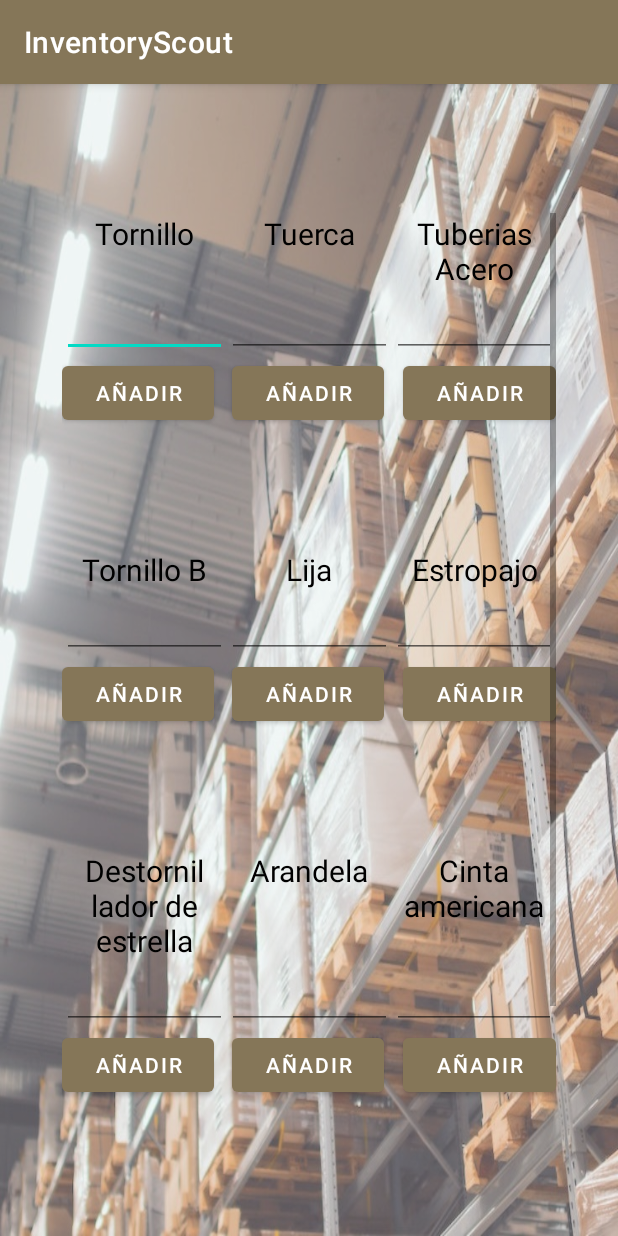
After one commit to FcoJAA/InventoryScout, an Android app: the insertItems screen opened directly, with no data from a screen before it, on a phone screen of 412 x 824 dp. The commit adds this screen. Run offline under Robolectric (Android 15) with nearby library versions, the phone set to English and light mode, and no system bars.

Commit message:
feat: add insert-items screen

```diff
--- a/app/src/main/AndroidManifest.xml
+++ b/app/src/main/AndroidManifest.xml
@@ -2,7 +2,7 @@
 <manifest xmlns:android="http://schemas.android.com/apk/res/android"
     package="com.example.inventoryscout">
 
-    <uses-permission android:name="android.permission.INTERNET"/>
+    <uses-permission android:name="android.permission.INTERNET" />
 
     <application
         android:allowBackup="true"
@@ -11,6 +11,9 @@
         android:roundIcon="@mipmap/ic_launcher_round"
         android:supportsRtl="true"
         android:theme="@style/Theme.InventoryScout">
+        <activity
+            android:name=".insertItems"
+            android:exported="false" />
         <activity
             android:name=".myprofile"
             android:exported="false" />
--- /dev/null
+++ b/app/src/main/java/com/example/inventoryscout/insertItems.java
@@ -0,0 +1,14 @@
+package com.example.inventoryscout;
+
+import androidx.appcompat.app.AppCompatActivity;
+
+import android.os.Bundle;
+
+public class insertItems extends AppCompatActivity {
+
+    @Override
+    protected void onCreate(Bundle savedInstanceState) {
+        super.onCreate(savedInstanceState);
+        setContentView(R.layout.activity_insert_items);
+    }
+}
--- a/app/src/main/java/com/example/inventoryscout/myprofile.java
+++ b/app/src/main/java/com/example/inventoryscout/myprofile.java
@@ -6,6 +6,7 @@ import android.content.Intent;
 import android.os.Bundle;
 import android.view.Menu;
 import android.view.MenuItem;
+import android.view.View;
 
 import com.google.firebase.auth.FirebaseAuth;
 
@@ -17,6 +18,11 @@ public class myprofile extends AppCompatActivity {
     protected void onCreate(Bundle savedInstanceState) {
         super.onCreate(savedInstanceState);
         setContentView(R.layout.activity_myprofile);
+    }
+
+    public void insertItem(View view){
+        Intent i = new Intent(this,insertItems.class);
+        startActivity(i);
     }
 
     //MenuBar
--- /dev/null
+++ b/app/src/main/res/layout/activity_insert_items.xml
@@ -0,0 +1,375 @@
+<?xml version="1.0" encoding="utf-8"?>
+<androidx.constraintlayout.widget.ConstraintLayout xmlns:android="http://schemas.android.com/apk/res/android"
+    xmlns:app="http://schemas.android.com/apk/res-auto"
+    xmlns:tools="http://schemas.android.com/tools"
+    android:layout_width="match_parent"
+    android:layout_height="match_parent"
+    android:background="@drawable/iventorywallpaper1"
+    tools:context=".insertItems">
+
+    <ScrollView
+        android:layout_width="329dp"
+        android:layout_height="596dp"
+        app:layout_constraintBottom_toBottomOf="parent"
+        app:layout_constraintEnd_toEndOf="parent"
+        app:layout_constraintStart_toStartOf="parent"
+        app:layout_constraintTop_toTopOf="parent">
+
+        <LinearLayout
+            android:layout_width="match_parent"
+            android:layout_height="wrap_content"
+            android:orientation="vertical">
+
+            <LinearLayout
+                android:layout_width="match_parent"
+                android:layout_height="match_parent"
+                android:orientation="vertical">
+
+                <LinearLayout
+                    android:layout_width="match_parent"
+                    android:layout_height="match_parent"
+                    android:orientation="horizontal">
+
+                    <TextView
+                        android:id="@+id/item1"
+                        android:layout_width="120sp"
+                        android:layout_height="wrap_content"
+                        android:layout_weight="1"
+                        android:gravity="center"
+                        android:text="Tornillo"
+                        android:textColor="#000000"
+                        android:textSize="20sp" />
+
+                    <TextView
+                        android:id="@+id/item2"
+                        android:layout_width="120sp"
+                        android:layout_height="wrap_content"
+                        android:layout_weight="1"
+                        android:gravity="center"
+                        android:text="Tuerca"
+                        android:textColor="#000000"
+                        android:textSize="20sp" />
+
+                    <TextView
+                        android:id="@+id/item3"
+                        android:layout_width="120sp"
+                        android:layout_height="wrap_content"
+                        android:layout_weight="1"
+                        android:gravity="center"
+                        android:text="Tuberias Acero"
+                        android:textColor="#000000"
+                        android:textSize="20sp" />
+                </LinearLayout>
+
+                <LinearLayout
+                    android:layout_width="match_parent"
+                    android:layout_height="match_parent"
+                    android:orientation="horizontal">
+
+                    <EditText
+                        android:id="@+id/editTextNumber"
+                        android:layout_width="wrap_content"
+                        android:layout_height="wrap_content"
+                        android:layout_weight="1"
+                        android:ems="10"
+                        android:inputType="number" />
+
+                    <EditText
+                        android:id="@+id/editTextNumber2"
+                        android:layout_width="wrap_content"
+                        android:layout_height="wrap_content"
+                        android:layout_weight="1"
+                        android:ems="10"
+                        android:inputType="number" />
+
+                    <EditText
+                        android:id="@+id/editTextNumber3"
+                        android:layout_width="wrap_content"
+                        android:layout_height="wrap_content"
+                        android:layout_weight="1"
+                        android:ems="10"
+                        android:inputType="number" />
+                </LinearLayout>
+
+                <LinearLayout
+                    android:layout_width="match_parent"
+                    android:layout_height="match_parent"
+                    android:orientation="horizontal">
+
+                    <Button
+                        android:id="@+id/button7"
+                        android:layout_width="wrap_content"
+                        android:layout_height="wrap_content"
+                        android:layout_weight="1"
+                        android:text="Añadir" />
+
+                    <Space
+                        android:layout_width="wrap_content"
+                        android:layout_height="wrap_content"
+                        android:layout_weight="1" />
+
+                    <Button
+                        android:id="@+id/button8"
+                        android:layout_width="wrap_content"
+                        android:layout_height="wrap_content"
+                        android:layout_weight="1"
+                        android:text="Añadir" />
+
+                    <Space
+                        android:layout_width="wrap_content"
+                        android:layout_height="wrap_content"
+                        android:layout_weight="1" />
+
+                    <Button
+                        android:id="@+id/button9"
+                        android:layout_width="wrap_content"
+                        android:layout_height="wrap_content"
+                        android:layout_weight="1"
+                        android:text="Añadir" />
+
+                </LinearLayout>
+
+            </LinearLayout>
+
+            <Space
+                android:layout_width="match_parent"
+                android:layout_height="80sp"
+                android:layout_weight="1" />
+
+            <LinearLayout
+                android:layout_width="match_parent"
+                android:layout_height="match_parent"
+                android:orientation="vertical">
+
+                <LinearLayout
+                    android:layout_width="match_parent"
+                    android:layout_height="match_parent"
+                    android:orientation="horizontal">
+
+                    <TextView
+                        android:id="@+id/textView10"
+                        android:layout_width="120sp"
+                        android:layout_height="wrap_content"
+                        android:layout_weight="1"
+                        android:gravity="center"
+                        android:text="Tornillo B"
+                        android:textColor="#000000"
+                        android:textSize="20sp" />
+
+                    <TextView
+                        android:id="@+id/textView11"
+                        android:layout_width="120sp"
+                        android:layout_height="wrap_content"
+                        android:layout_weight="1"
+                        android:gravity="center"
+                        android:text="Lija"
+                        android:textColor="#000000"
+                        android:textSize="20sp" />
+
+                    <TextView
+                        android:id="@+id/textView12"
+                        android:layout_width="120sp"
+                        android:layout_height="wrap_content"
+                        android:layout_weight="1"
+                        android:gravity="center"
+                        android:text="Estropajo"
+                        android:textColor="#000000"
+                        android:textSize="20sp" />
+                </LinearLayout>
+
+                <LinearLayout
+                    android:layout_width="match_parent"
+                    android:layout_height="match_parent"
+                    android:orientation="horizontal">
+
+                    <EditText
+                        android:id="@+id/editTextNumber4"
+                        android:layout_width="wrap_content"
+                        android:layout_height="wrap_content"
+                        android:layout_weight="1"
+                        android:ems="10"
+                        android:inputType="number" />
+
+                    <EditText
+                        android:id="@+id/editTextNumber5"
+                        android:layout_width="wrap_content"
+                        android:layout_height="wrap_content"
+                        android:layout_weight="1"
+                        android:ems="10"
+                        android:inputType="number" />
+
+                    <EditText
+                        android:id="@+id/editTextNumber6"
+                        android:layout_width="wrap_content"
+                        android:layout_height="wrap_content"
+                        android:layout_weight="1"
+                        android:ems="10"
+                        android:inputType="number" />
+                </LinearLayout>
+
+                <LinearLayout
+                    android:layout_width="match_parent"
+                    android:layout_height="match_parent"
+                    android:orientation="horizontal">
+
+                    <Button
+                        android:id="@+id/button10"
+                        android:layout_width="wrap_content"
+                        android:layout_height="wrap_content"
+                        android:layout_weight="1"
+                        android:text="Añadir" />
+
+                    <Space
+                        android:layout_width="wrap_content"
+                        android:layout_height="wrap_content"
+                        android:layout_weight="1" />
+
+                    <Button
+                        android:id="@+id/button11"
+                        android:layout_width="wrap_content"
+                        android:layout_height="wrap_content"
+                        android:layout_weight="1"
+                        android:text="Añadir" />
+
+                    <Space
+                        android:layout_width="wrap_content"
+                        android:layout_height="wrap_content"
+                        android:layout_weight="1" />
+
+                    <Button
+                        android:id="@+id/button12"
+                        android:layout_width="wrap_content"
+                        android:layout_height="wrap_content"
+                        android:layout_weight="1"
+                        android:text="Añadir" />
+
+                </LinearLayout>
+
+            </LinearLayout>
+
+            <Space
+                android:layout_width="match_parent"
+                android:layout_height="80sp"
+                android:layout_weight="1" />
+
+            <LinearLayout
+                android:layout_width="match_parent"
+                android:layout_height="match_parent"
+                android:orientation="vertical">
+
+                <LinearLayout
+                    android:layout_width="match_parent"
+                    android:layout_height="match_parent"
+                    android:orientation="horizontal">
+
+                    <TextView
+                        android:id="@+id/textView13"
+                        android:layout_width="120sp"
+                        android:layout_height="wrap_content"
+                        android:layout_weight="1"
+                        android:gravity="center"
+                        android:text="Destornillador de estrella"
+                        android:textColor="#000000"
+                        android:textSize="20sp" />
+
+                    <TextView
+                        android:id="@+id/textView14"
+                        android:layout_width="120sp"
+                        android:layout_height="wrap_content"
+                        android:layout_weight="1"
+                        android:gravity="center"
+                        android:text="Arandela"
+                        android:textColor="#000000"
+                        android:textSize="20sp" />
+
+                    <TextView
+                        android:id="@+id/textView15"
+                        android:layout_width="120sp"
+                        android:layout_height="wrap_content"
+                        android:layout_weight="1"
+                        android:gravity="center"
+                        android:text="Cinta americana"
+                        android:textColor="#000000"
+                        android:textSize="20sp" />
+
+                </LinearLayout>
+
+                <LinearLayout
+                    android:layout_width="match_parent"
+                    android:layout_height="match_parent"
+                    android:orientation="horizontal">
+
+                    <EditText
+                        android:id="@+id/editTextNumber7"
+                        android:layout_width="wrap_content"
+                        android:layout_height="wrap_content"
+                        android:layout_weight="1"
+                        android:ems="10"
+                        android:inputType="number" />
+
+                    <EditText
+                        android:id="@+id/editTextNumber8"
+                        android:layout_width="wrap_content"
+                        android:layout_height="wrap_content"
+                        android:layout_weight="1"
+                        android:ems="10"
+                        android:inputType="number" />
+
+                    <EditText
+                        android:id="@+id/editTextNumber9"
+                        android:layout_width="wrap_content"
+                        android:layout_height="wrap_content"
+                        android:layout_weight="1"
+                        android:ems="10"
+                        android:inputType="number" />
+                </LinearLayout>
+
+                <LinearLayout
+                    android:layout_width="match_parent"
+                    android:layout_height="match_parent"
+                    android:orientation="horizontal">
+
+                    <Button
+                        android:id="@+id/button13"
+                        android:layout_width="wrap_content"
+                        android:layout_height="wrap_content"
+                        android:layout_weight="1"
+                        android:text="Añadir" />
+
+                    <Space
+                        android:layout_width="wrap_content"
+                        android:layout_height="wrap_content"
+                        android:layout_weight="1" />
+
+                    <Button
+                        android:id="@+id/button14"
+                        android:layout_width="wrap_content"
+                        android:layout_height="wrap_content"
+                        android:layout_weight="1"
+                        android:text="Añadir" />
+
+                    <Space
+                        android:layout_width="wrap_content"
+                        android:layout_height="wrap_content"
+                        android:layout_weight="1" />
+
+                    <Button
+                        android:id="@+id/button15"
+                        android:layout_width="wrap_content"
+                        android:layout_height="wrap_content"
+                        android:layout_weight="1"
+                        android:text="Añadir" />
+
+                </LinearLayout>
+
+            </LinearLayout>
+
+            <Space
+                android:layout_width="match_parent"
+                android:layout_height="80sp"
+                android:layout_weight="1" />
+
+        </LinearLayout>
+    </ScrollView>
+
+</androidx.constraintlayout.widget.ConstraintLayout>
--- a/app/src/main/res/layout/activity_myprofile.xml
+++ b/app/src/main/res/layout/activity_myprofile.xml
@@ -50,6 +50,7 @@
             android:layout_width="200dp"
             android:layout_height="wrap_content"
             android:layout_gravity="center"
+            android:onClick="insertItem"
             android:text="Add new Item" />
 
         <Space
```
